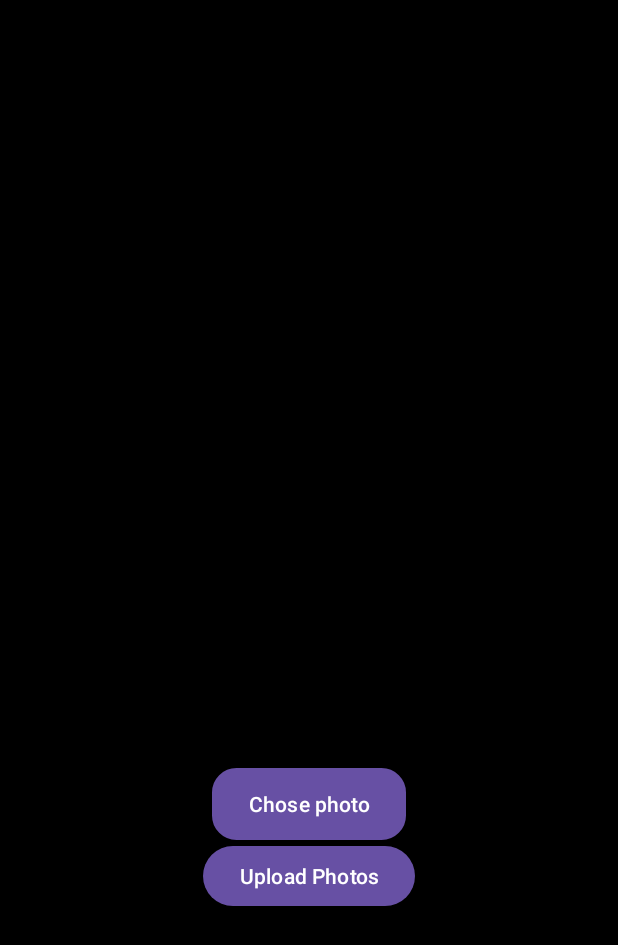
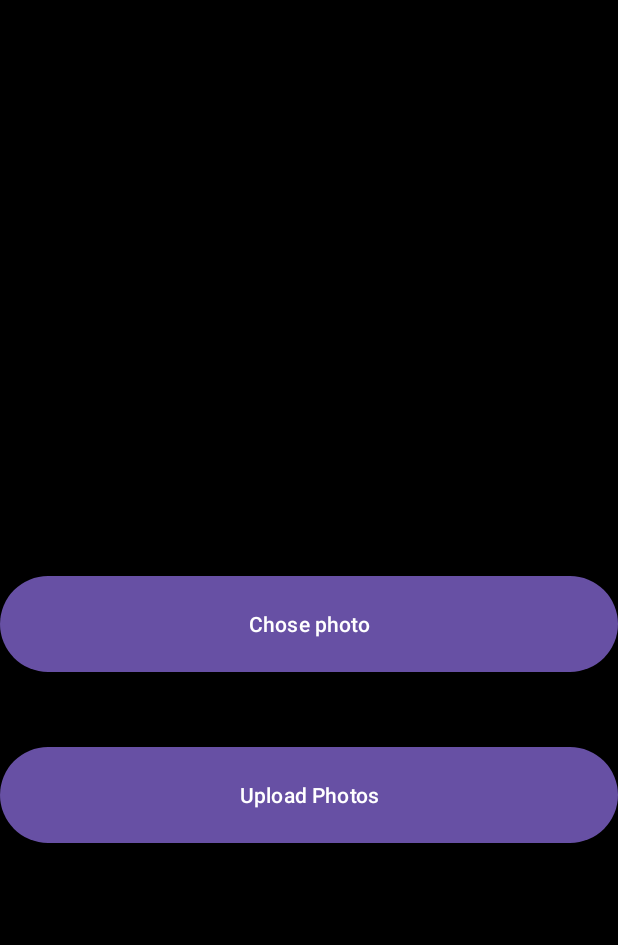
Before and after one commit to Che365/SDGP-, an Android app: the UploadPhotos screen opened directly, with no data from a screen before it, on a phone screen of 412 x 824 dp. Shown: the top 945 px of the screen. Run offline under Robolectric (Android 15) with nearby library versions, the phone set to English and light mode, and no system bars.

Commit message:
new changes

```diff
--- a/app/src/main/java/com/example/sdgpfrontend/MainActivity.kt
+++ b/app/src/main/java/com/example/sdgpfrontend/MainActivity.kt
@@ -21,6 +21,12 @@ class MainActivity : AppCompatActivity() {
 
         setContentView(R.layout.activity_main)
 
+    val NextButton =findViewById<Button>(R.id.next)
+        NextButton.setOnClickListener {
+            startActivity(Intent(this,UploadPhotos::class.java))
+
+        }
+
     val CapButton =findViewById<Button>(R.id.capbutton)
         CapButton.setOnClickListener {
         openCamera()
--- a/app/src/main/java/com/example/sdgpfrontend/UploadPhotos.kt
+++ b/app/src/main/java/com/example/sdgpfrontend/UploadPhotos.kt
@@ -1,11 +1,47 @@
 package com.example.sdgpfrontend
 
+import android.annotation.SuppressLint
+import android.content.Intent
+import android.graphics.Bitmap
+import android.net.Uri
 import androidx.appcompat.app.AppCompatActivity
 import android.os.Bundle
+import android.provider.MediaStore
+import android.view.View
+import android.widget.Button
+import android.widget.ImageView
 
 class UploadPhotos : AppCompatActivity() {
+
+    private val REQ_CODE = 1
+    private lateinit var chosenimage: ImageView
+    var imguri : Uri? = null
+
+
+    @SuppressLint("SuspiciousIndentation")
     override fun onCreate(savedInstanceState: Bundle?) {
         super.onCreate(savedInstanceState)
         setContentView(R.layout.activity_upload_photos)
+
+    val choseImageButton = findViewById<Button>(R.id.choosephoto)
+        choseImageButton.setOnClickListener {
+            val intent = Intent()
+            intent.type = "image/*"
+            intent.action = Intent.ACTION_GET_CONTENT
+            startActivityForResult(intent,REQ_CODE)
+        }
     }
+
+    override fun onActivityResult(requestCode: Int, resultCode: Int, data: Intent?) {
+        super.onActivityResult(requestCode, resultCode, data)
+        if (requestCode == REQ_CODE && resultCode == RESULT_OK && data !=null && data.data !=null){
+            val imguri : Uri ?= data.data
+
+            chosenimage.setImageURI(imguri)
+            chosenimage.visibility = View.VISIBLE
+
+        }
+    }
+
+
 }
--- a/app/src/main/res/layout/activity_upload_photos.xml
+++ b/app/src/main/res/layout/activity_upload_photos.xml
@@ -1,37 +1,36 @@
 <?xml version="1.0" encoding="utf-8"?>
-<RelativeLayout xmlns:android="http://schemas.android.com/apk/res/android"
+<LinearLayout xmlns:android="http://schemas.android.com/apk/res/android"
     xmlns:app="http://schemas.android.com/apk/res-auto"
     xmlns:tools="http://schemas.android.com/tools"
     android:layout_width="match_parent"
     android:layout_height="match_parent"
+    android:orientation="vertical"
     tools:context=".UploadPhotos">
 
     <ImageView
         android:id="@+id/chosenimage"
-        android:layout_width="200dp"
-        android:layout_height="200dp"
-        android:layout_centerInParent="true">
+        android:layout_width="match_parent"
+        android:layout_height="300dp"
+        android:layout_marginVertical="40dp"
+        android:scaleType="center">
 
     </ImageView>
 
     <Button
         android:id="@+id/choosephoto"
-        android:layout_width="wrap_content"
-        android:layout_height="wrap_content"
-        android:layout_centerHorizontal="true"
-        android:background="@drawable/button"
+        android:layout_width="match_parent"
+        android:layout_height="72dp"
+        android:layout_marginBottom="42dp"
         android:text="Chose photo"
         android:layout_below="@+id/chosenimage">
 
     </Button>
     <Button
         android:id="@+id/uploadohotos"
-        android:layout_below="@+id/choosephoto"
-        android:layout_width="wrap_content"
-        android:layout_height="wrap_content"
-        android:layout_centerHorizontal="true"
+        android:layout_width="match_parent"
+        android:layout_height="72dp"
         android:text="Upload Photos">
 
     </Button>
 
-</RelativeLayout>
+</LinearLayout>
```
Also changed, not shown: app/src/main/res/layout/activity_main.xml (+8 -0 lines).
